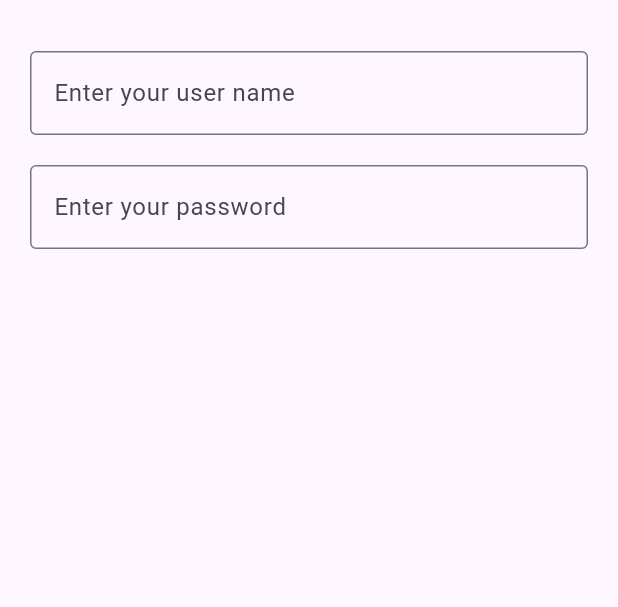
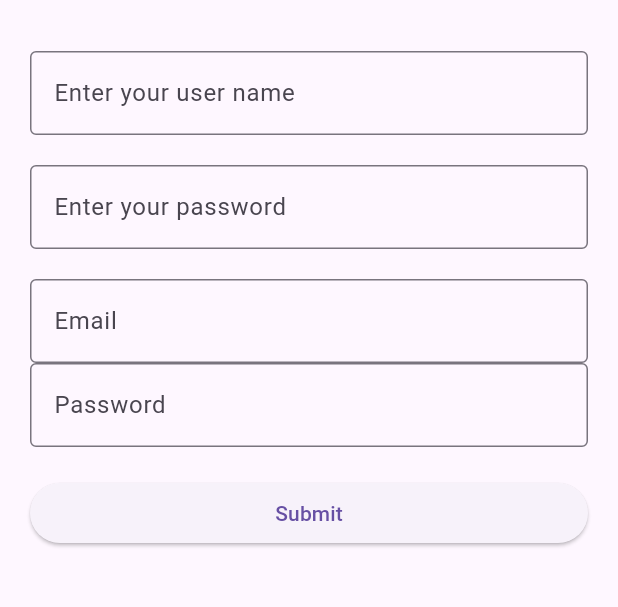
Before and after one commit to ThaphatTT/PracticeFlutter, a Flutter app: the screen it shows after launch, on a phone screen of 412 x 824 dp, the part 63-670 px from its top. Run offline on Flutter 3.47's test engine with Material 3 defaults, Android fonts, the phone set to English and light mode, and no system bars.

Commit message:
create textfield form email and password, And button

```diff
--- a/flutter_login_1/lib/login_screen.dart
+++ b/flutter_login_1/lib/login_screen.dart
@@ -24,6 +24,7 @@ class LoginScreenState extends State<LoginScreen>{
           key: _formKey,
           child : Column(
             children: [
+              // type 1
               Padding(
                 padding: EdgeInsets.all(10),
                 child: TextField(
@@ -38,9 +39,62 @@ class LoginScreenState extends State<LoginScreen>{
                 child: TextField(
                 decoration: InputDecoration(
                   border: OutlineInputBorder(),
-                  hintText: 'Enter your password'
+                  hintText: 'Enter your password',
                 ),
               ),
+                ),
+                //type form
+              Padding(
+                padding: EdgeInsets.all(10),
+                child: Column(children: [
+                  TextFormField(
+                    decoration: const InputDecoration(
+                      labelText: 'Email',
+                      hintText: 'Enter your Email',
+                      border: OutlineInputBorder()
+                      ),
+                    keyboardType: TextInputType.emailAddress,
+                  validator: (value){
+                    if (value == null || value.isEmpty){
+                      return 'Please enter some text';
+                    }
+                    return null;
+                  },
+                ),
+                TextFormField(
+                    decoration: const InputDecoration(
+                      labelText: 'Password',
+                      hintText: 'Enter your password',
+                      border: OutlineInputBorder()
+                      ),
+                      obscureText: true, // password
+                    keyboardType: TextInputType.visiblePassword,
+                  validator: (value){
+                    if (value == null || value.isEmpty){
+                      return 'Please enter some text';
+                    }
+                    return null;
+                  },
+                ),const SizedBox( // create height size box
+                  height: 20,
+                ),SizedBox(
+                  width: double.infinity,
+                  child: ElevatedButton(
+                      onPressed: () {
+                        // Validate returns true if the form is valid, or false otherwise.
+                        if (_formKey.currentState!.validate()) {
+                          // If the form is valid, display a snackbar. In the real world,
+                          // you'd often call a server or save the information in a database.
+                          ScaffoldMessenger.of(context).showSnackBar(
+                            const SnackBar(content: Text('Processing Data')),
+                          );
+                        }
+                      },
+                      child: const Text('Submit'),
+                    ),
+                  )
+                ],
+                ),
                 )
             ],
           )
```
